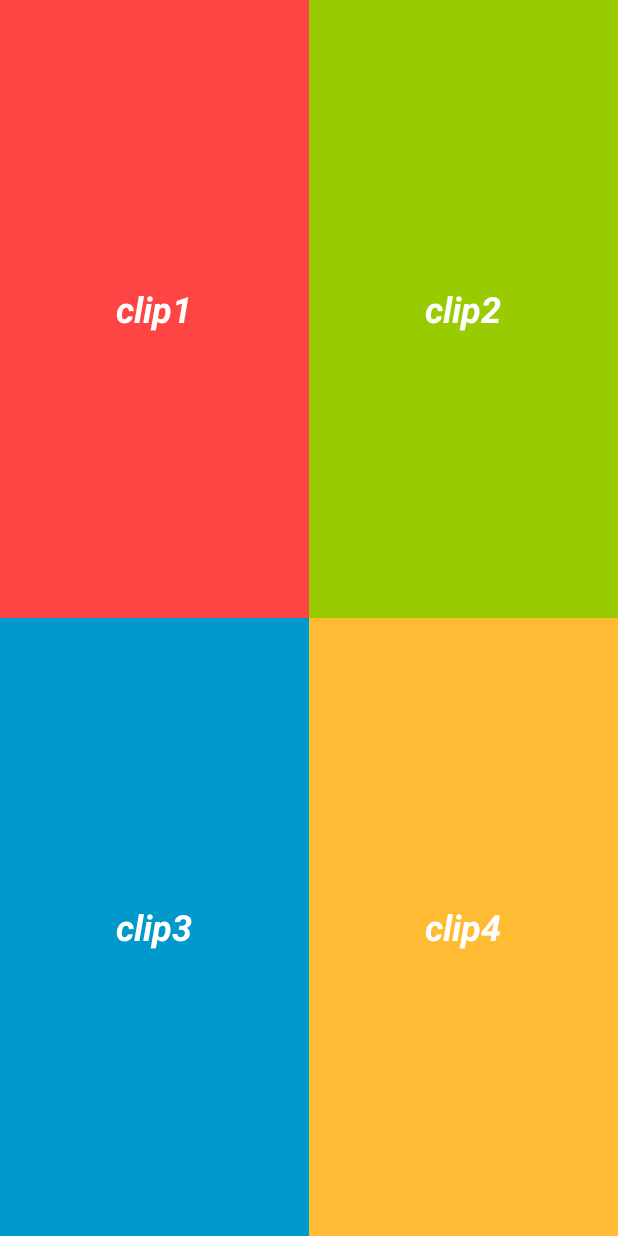
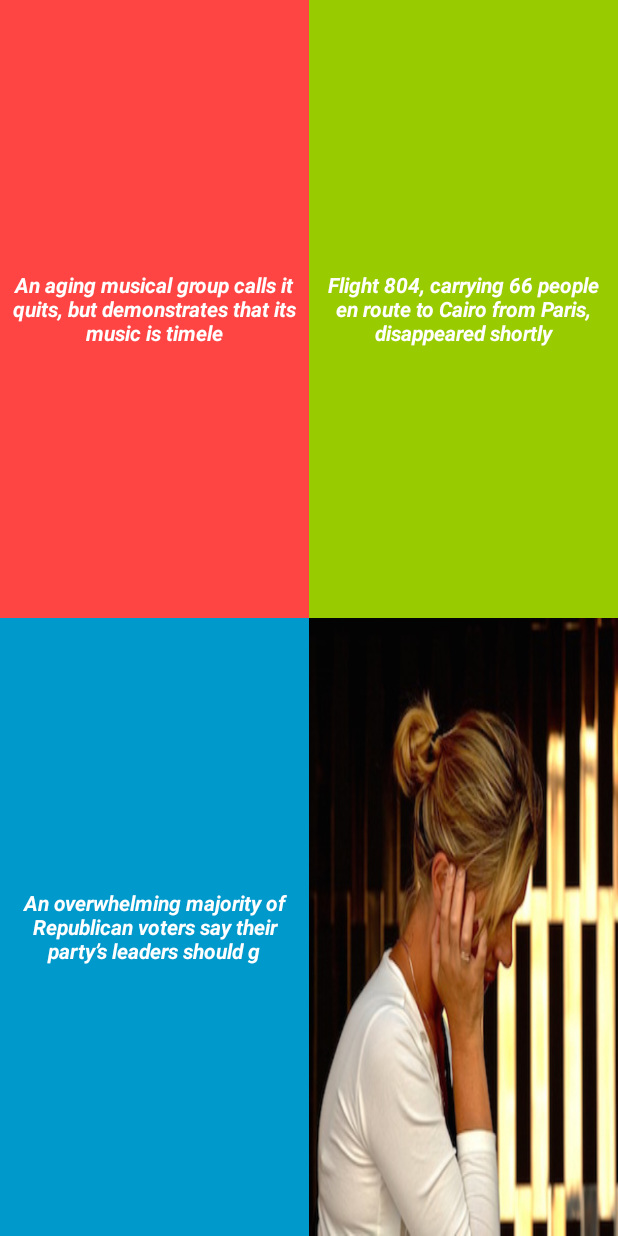
Before and after one commit to dev-vishalgaurav/shared-clipboard, an Android app: the layout clipping_widget.xml on its own in the app's theme, with its tools: preview values and no code run, on a phone screen of 412 x 824 dp. Run offline under Robolectric (Android 15) with nearby library versions, the phone set to English and light mode, and no system bars.

Commit message:
changed sample texts for widget

```diff
--- a/code/mobile/app/src/main/res/layout/clipping_widget.xml
+++ b/code/mobile/app/src/main/res/layout/clipping_widget.xml
@@ -23,10 +23,12 @@
             android:layout_width="match_parent"
             android:layout_height="match_parent"
             android:gravity="center"
+            android:ellipsize="end"
+            android:maxLength="80"
             android:layout_margin="8dp"
-            android:text="clip1"
+            android:text="An aging musical group calls it quits, but demonstrates that its music is timeless."
             android:textColor="#ffffff"
-            android:textSize="24sp"
+            android:textSize="14sp"
             android:textStyle="bold|italic" />
     </FrameLayout>
     <FrameLayout
@@ -44,9 +46,11 @@
             android:layout_height="match_parent"
             android:gravity="center"
             android:layout_margin="8dp"
-            android:text="clip2"
+            android:ellipsize="end"
+            android:maxLength="80"
+            android:text="Flight 804, carrying 66 people en route to Cairo from Paris, disappeared shortly before it was due to land. The reason was unclear, but the developments touched off fears about terrorism."
             android:textColor="#ffffff"
-            android:textSize="24sp"
+            android:textSize="14sp"
             android:textStyle="bold|italic" />
     </FrameLayout>
     <FrameLayout
@@ -65,9 +69,11 @@
             android:layout_height="match_parent"
             android:gravity="center"
             android:layout_margin="8dp"
-            android:text="clip3"
+            android:ellipsize="end"
+            android:maxLength="80"
+            android:text="An overwhelming majority of Republican voters say their party’s leaders should get behind Donald J. Trump, according to the latest Times/CBS News poll."
             android:textColor="#ffffff"
-            android:textSize="24sp"
+            android:textSize="14sp"
             android:textStyle="bold|italic" />
     </FrameLayout>
     <FrameLayout
@@ -79,16 +85,22 @@
         android:layout_below="@+id/txtC"
         android:layout_width="match_parent"
         android:layout_height="match_parent">
-
+        <ImageView
+            android:id="@+id/img4"
+            android:layout_width="match_parent"
+            android:layout_height="match_parent"
+            android:scaleType="fitXY"
+            android:src="@drawable/psm_talking_on_phone2"/>
         <TextView
             android:id="@+id/txt4"
             android:layout_width="match_parent"
             android:layout_height="match_parent"
             android:gravity="center"
+            android:visibility="gone"
             android:layout_margin="8dp"
             android:text="clip4"
             android:textColor="#ffffff"
-            android:textSize="24sp"
+            android:textSize="14sp"
             android:textStyle="bold|italic" />
     </FrameLayout>
 
```
